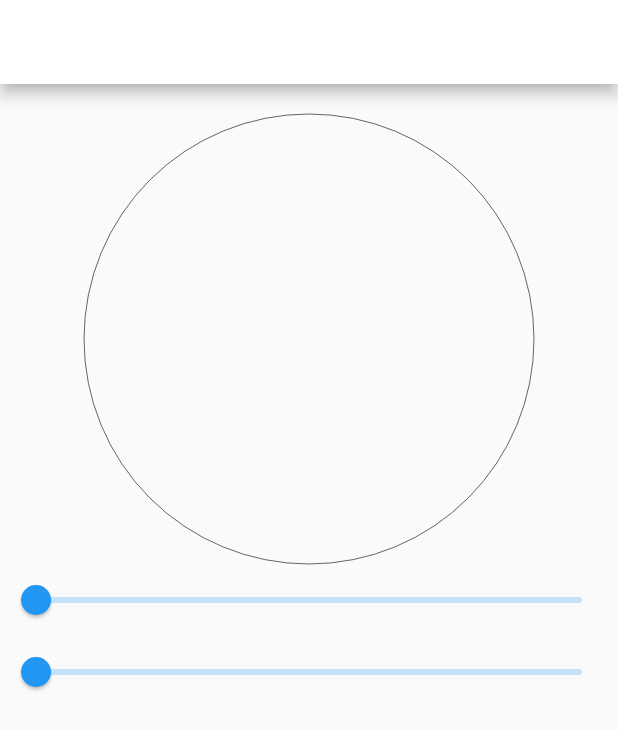
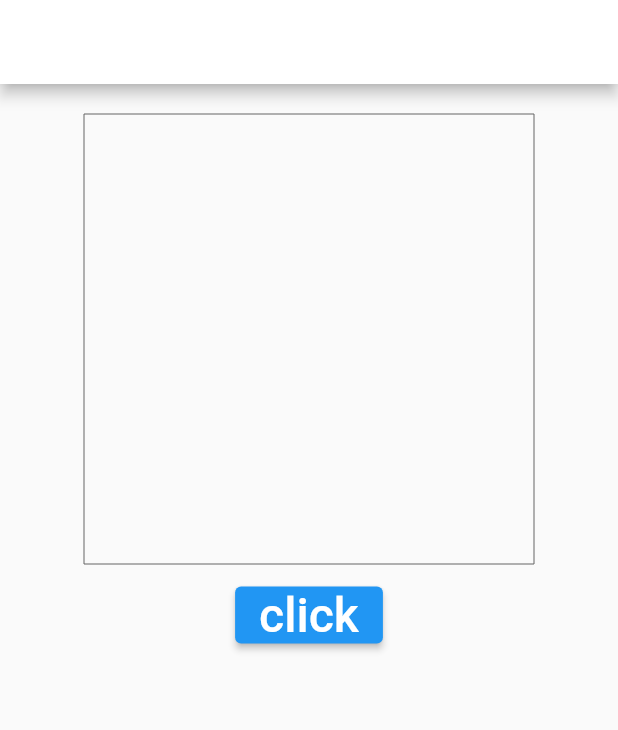
Before and after one commit to mike1123-git/flutter-study, a Flutter app: the screen it shows after launch, on a phone screen of 412 x 824 dp. Shown: the top 730 px of the screen. Run offline on Flutter 3.47's test engine with Material 2 defaults, Android fonts, the light colour scheme and no system bars.

Commit message:
value notifier

```diff
--- a/lib/main.dart
+++ b/lib/main.dart
@@ -39,8 +39,7 @@ class MyHomePage extends StatefulWidget {
 }
 
 class MyHomePageState extends State<MyHomePage> {
-  double _value = 0;
-  double _opaq = 0;
+  ValueNotifier<int> _value = ValueNotifier<int>(0);
 
   @override
   void initState() {
@@ -54,57 +53,52 @@ class MyHomePageState extends State<MyHomePage> {
         backgroundColor: const Color.fromARGB(255, 255, 255, 255),
         title: const Text('event app ', style: TextStyle(fontSize: 23.0)),
       ),
-      body: Column(
+      body: Center(
+          child: Column(
         children: [
           Padding(padding: EdgeInsets.all(10)),
           Container(
             width: 300,
             height: 300,
             child: CustomPaint(
-              painter: MyPainter(_value, _opaq.toInt()),
+              painter: MyPainter(_value),
               child: Center(),
             ),
           ),
-          Slider(min: 0.0, max: 300.0, value: _value, onChanged: _changeVal),
-          Slider(min: 0.0, max: 255.0, value: _opaq, onChanged: _changeOpaq),
+          Padding(padding: EdgeInsets.all(5)),
+          ElevatedButton(
+              onPressed: () => _value.value++,
+              child: const Text(
+                'click',
+                style: TextStyle(fontSize: 32),
+              ))
         ],
-      ),
+      )),
     );
-  }
-
-  void _changeVal(double value) {
-    setState(() {
-      _value = value;
-    });
-  }
-
-  void _changeOpaq(double opaq) {
-    setState(() {
-      _opaq = opaq;
-    });
   }
 }
 
 class MyPainter extends CustomPainter {
-  double _value = 0;
-  int _opaq = 0;
+  ValueNotifier<int> _value;
 
-  MyPainter(this._value, this._opaq);
+  MyPainter(this._value);
 
   @override
   void paint(Canvas canvas, Size size) {
     Paint p = Paint();
     p.style = PaintingStyle.fill;
-    p.color = Color.fromARGB(_opaq, 0, 200, 100);
+    p.color = const Color.fromARGB(50, 0, 200, 100);
 
-    Rect r = Rect.fromLTWH(
-        (size.width - _value) / 2, (size.height - _value) / 2, _value, _value);
-    canvas.drawOval(r, p);
-    r = Rect.fromLTWH(0,0,size.width,size.height);
+    Rect r;
+    for(var i = 0;i < _value.value;i++){
+      r = Rect.fromLTWH(10+i*20,10+i*20 , 100, 100);
+      canvas.drawRect(r, p);
+    }
+    r = Rect.fromLTWH(0, 0, size.width, size.height);
     p.style = PaintingStyle.stroke;
     p.color = const Color.fromARGB(255, 100, 100, 100);
-    canvas.drawOval(r, p);
-
+    canvas.drawRect(r, p);
+    if(_value.value > 10) _value.value =0;
   }
 
   @override
```
